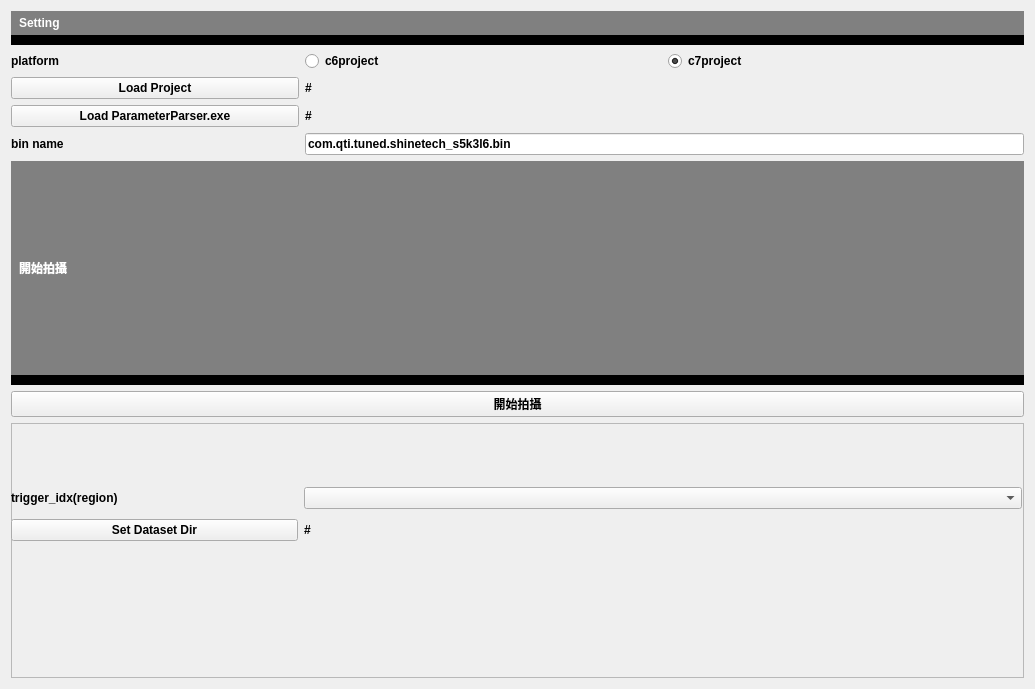
Before: the Qt Designer form NTU/MLGenDataset/UI.ui in YuTing-Fang1999/FIH-tool, drawn with Qt 5.
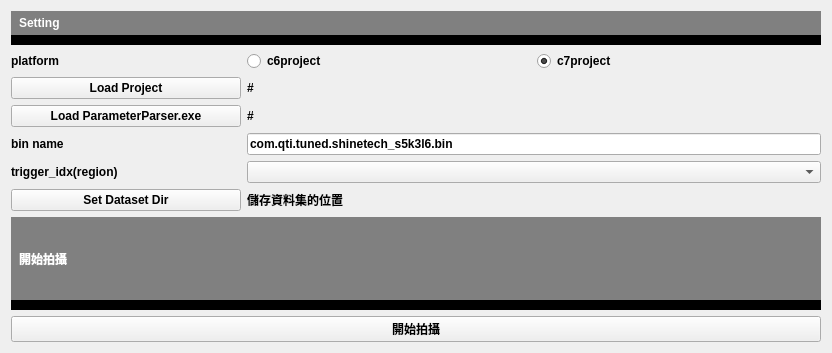
After: the same form once the commit is applied.

The edit to the form file:
```diff
--- a/NTU/MLGenDataset/UI.ui
+++ b/NTU/MLGenDataset/UI.ui
@@ -6,8 +6,8 @@
    <rect>
     <x>0</x>
     <y>0</y>
-    <width>1035</width>
-    <height>689</height>
+    <width>832</width>
+    <height>353</height>
    </rect>
   </property>
   <property name="windowTitle">
@@ -17,9 +17,9 @@
    <string notr="true">font-family:微軟正黑體;
 font-weight: bold;</string>
   </property>
-  <layout class="QVBoxLayout" name="verticalLayout_5">
+  <layout class="QVBoxLayout" name="verticalLayout_2">
    <item>
-    <layout class="QVBoxLayout" name="verticalLayout_8">
+    <layout class="QVBoxLayout" name="setting_layout">
      <item>
       <widget class="QLabel" name="label_7">
        <property name="sizePolicy">
@@ -41,13 +41,6 @@
      </item>
      <item>
       <layout class="QGridLayout" name="platform_grid" columnstretch="2,5">
-       <item row="0" column="0">
-        <widget class="QLabel" name="label">
-         <property name="text">
-          <string>platform</string>
-         </property>
-        </widget>
-       </item>
        <item row="0" column="1">
         <layout class="QHBoxLayout" name="horizontalLayout">
          <item>
@@ -69,23 +62,17 @@
          </item>
         </layout>
        </item>
-      </layout>
-     </item>
-     <item>
-      <layout class="QGridLayout" name="project_setting_grid" columnstretch="2,5">
-       <property name="leftMargin">
-        <number>0</number>
-       </property>
-       <property name="rightMargin">
-        <number>0</number>
-       </property>
-       <item row="0" column="1">
-        <widget class="QLabel" name="project_path">
+       <item row="0" column="0">
+        <widget class="QLabel" name="label">
          <property name="text">
-          <string>#</string>
+          <string>platform</string>
          </property>
         </widget>
        </item>
+      </layout>
+     </item>
+     <item>
+      <layout class="QGridLayout" name="project_layout" columnstretch="2,5">
        <item row="0" column="0">
         <widget class="QPushButton" name="load_project_btn">
          <property name="sizePolicy">
@@ -99,34 +86,76 @@
          </property>
         </widget>
        </item>
-       <item row="1" column="1">
-        <widget class="QLabel" name="exe_path">
+       <item row="0" column="1">
+        <widget class="QLabel" name="project_path">
          <property name="text">
           <string>#</string>
+         </property>
+        </widget>
+       </item>
+      </layout>
+     </item>
+     <item>
+      <layout class="QGridLayout" name="trigger_grid" columnstretch="2,5">
+       <item row="3" column="0">
+        <widget class="QPushButton" name="set_saved_dir_btn">
+         <property name="text">
+          <string>Set Dataset Dir</string>
+         </property>
+        </widget>
+       </item>
+       <item row="2" column="1">
+        <widget class="QComboBox" name="trigger_comboBox">
+         <property name="sizePolicy">
+          <sizepolicy hsizetype="Preferred" vsizetype="Fixed">
+           <horstretch>0</horstretch>
+           <verstretch>0</verstretch>
+          </sizepolicy>
          </property>
         </widget>
        </item>
        <item row="2" column="0">
+        <widget class="QLabel" name="label_3">
+         <property name="text">
+          <string>trigger_idx(region)</string>
+         </property>
+        </widget>
+       </item>
+       <item row="3" column="1">
+        <widget class="QLabel" name="saved_dir">
+         <property name="text">
+          <string>儲存資料集的位置</string>
+         </property>
+        </widget>
+       </item>
+       <item row="1" column="0">
         <widget class="QLabel" name="label_4">
          <property name="text">
           <string>bin name</string>
          </property>
         </widget>
        </item>
-       <item row="2" column="1">
+       <item row="1" column="1">
         <widget class="QLineEdit" name="bin_name_edit">
          <property name="text">
           <string>com.qti.tuned.shinetech_s5k3l6.bin</string>
          </property>
         </widget>
        </item>
-       <item row="1" column="0">
+       <item row="0" column="0">
         <widget class="QPushButton" name="load_exe_btn">
          <property name="text">
           <string>Load ParameterParser.exe</string>
          </property>
         </widget>
        </item>
+       <item row="0" column="1">
+        <widget class="QLabel" name="exe_path">
+         <property name="text">
+          <string>#</string>
+         </property>
+        </widget>
+       </item>
       </layout>
      </item>
     </layout>
@@ -155,59 +184,6 @@
      </item>
     </layout>
    </item>
-   <item>
-    <widget class="QFrame" name="frame">
-     <property name="frameShape">
-      <enum>QFrame::StyledPanel</enum>
-     </property>
-     <property name="frameShadow">
-      <enum>QFrame::Raised</enum>
-     </property>
-     <widget class="QWidget" name="">
-      <property name="geometry">
-       <rect>
-        <x>0</x>
-        <y>60</y>
-        <width>1011</width>
-        <height>62</height>
-       </rect>
-      </property>
-      <layout class="QGridLayout" name="trigger_grid" columnstretch="2,5">
-       <item row="0" column="0">
-        <widget class="QLabel" name="label_3">
-         <property name="text">
-          <string>trigger_idx(region)</string>
-         </property>
-        </widget>
-       </item>
-       <item row="0" column="1">
-        <widget class="QComboBox" name="trigger_comboBox">
-         <property name="sizePolicy">
-          <sizepolicy hsizetype="Preferred" vsizetype="Fixed">
-           <horstretch>0</horstretch>
-           <verstretch>0</verstretch>
-          </sizepolicy>
-         </property>
-        </widget>
-       </item>
-       <item row="1" column="0">
-        <widget class="QPushButton" name="set_saved_dir_btn">
-         <property name="text">
-          <string>Set Dataset Dir</string>
-         </property>
-        </widget>
-       </item>
-       <item row="1" column="1">
-        <widget class="QLabel" name="saved_dir">
-         <property name="text">
-          <string>#</string>
-         </property>
-        </widget>
-       </item>
-      </layout>
-     </widget>
-    </widget>
-   </item>
   </layout>
  </widget>
  <resources/>
```
